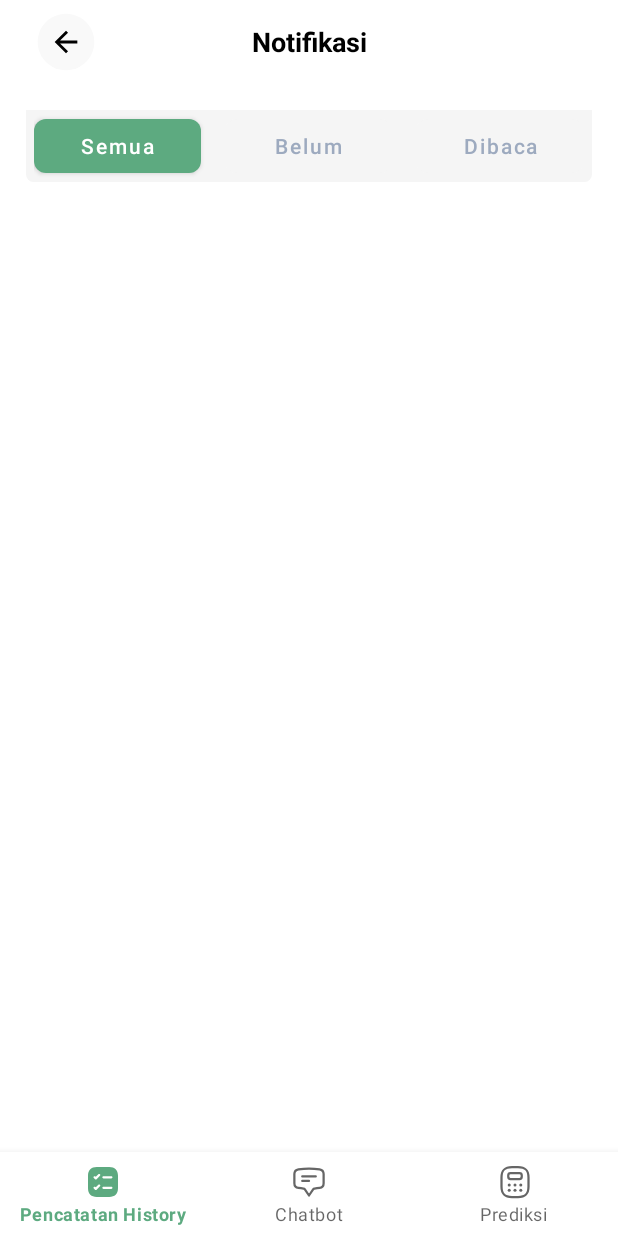
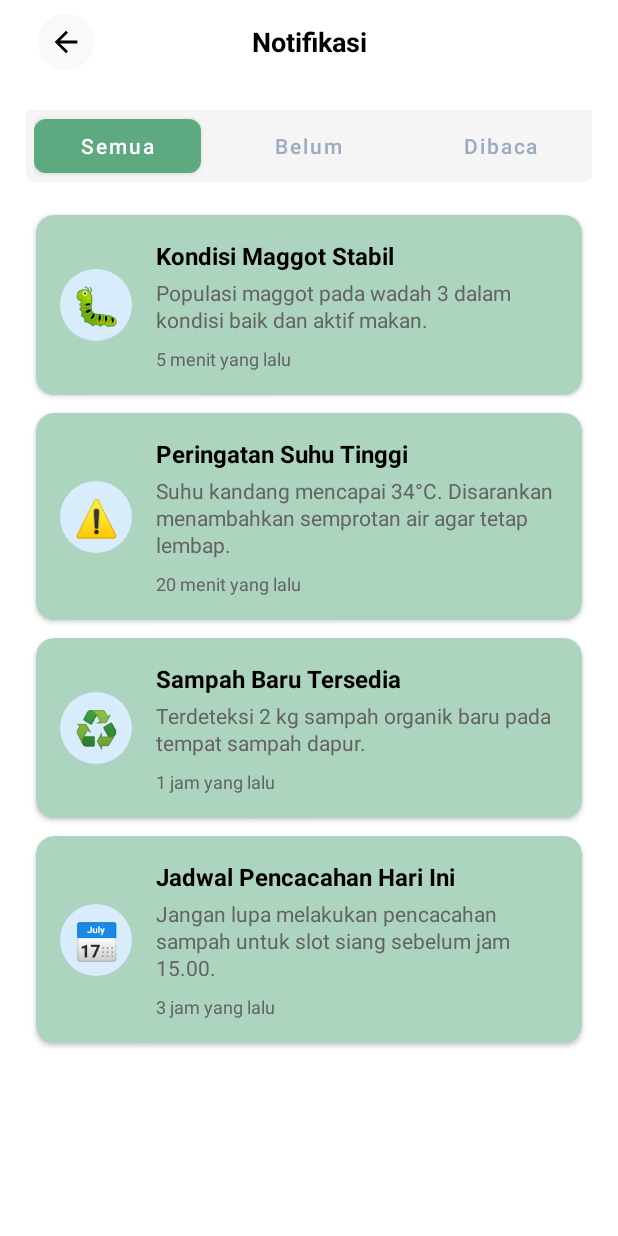
Before and after one commit to Haikalimanf/WeGot, an Android app: the PrediksiFragment screen opened through its navigation route, after a tap on an icon or button, on a phone screen of 412 x 824 dp. Run offline under Robolectric (Android 15) with nearby library versions, the phone set to English and light mode, and no system bars; our stand-ins replace Dagger/Hilt's generated code, navigation-ui; network calls fail; 2 statements that could not run were skipped.

Commit message:
feat: all done finally for demo yeah

```diff
--- a/app/src/main/AndroidManifest.xml
+++ b/app/src/main/AndroidManifest.xml
@@ -39,6 +39,10 @@
             android:exported="false"
             android:theme="@style/Theme.WeGot" />
         <activity
+            android:name=".ui.notifications.NotificationsActivity"
+            android:exported="false"
+            android:theme="@style/Theme.WeGot" />
+        <activity
             android:name=".ui.MainActivity"
             android:exported="true">
             <intent-filter>
--- /dev/null
+++ b/app/src/main/java/com/codelabs/wegot/ui/notifications/NotificationsActivity.kt
@@ -0,0 +1,105 @@
+package com.codelabs.wegot.ui.notifications
+
+import android.content.Intent
+import android.os.Bundle
+import android.view.LayoutInflater
+import android.view.View
+import android.view.ViewGroup
+import android.widget.TextView
+// Import AppCompatActivity sebagai ganti Fragment
+import androidx.appcompat.app.AppCompatActivity
+import androidx.recyclerview.widget.LinearLayoutManager
+import androidx.recyclerview.widget.RecyclerView
+// Impor R dari package aplikasi Anda
+import com.codelabs.wegot.R
+import com.codelabs.wegot.ui.MainActivity
+import com.google.android.material.appbar.MaterialToolbar
+
+class NotificationsActivity : AppCompatActivity() {
+
+    private lateinit var toolbar: MaterialToolbar
+
+    data class NotificationItem(
+        val icon: String,
+        val title: String,
+        val description: String,
+        val time: String
+    )
+
+    override fun onCreate(savedInstanceState: Bundle?) {
+        super.onCreate(savedInstanceState)
+
+        setContentView(R.layout.activity_notifications)
+        val recyclerView = findViewById<RecyclerView>(R.id.recyclerNotifications)
+
+        val dummyData = listOf(
+            NotificationItem(
+                "🐛",
+                "Kondisi Maggot Stabil",
+                "Populasi maggot pada wadah 3 dalam kondisi baik dan aktif makan.",
+                "5 menit yang lalu"
+            ),
+            NotificationItem(
+                "⚠️",
+                "Peringatan Suhu Tinggi",
+                "Suhu kandang mencapai 34°C. Disarankan menambahkan semprotan air agar tetap lembap.",
+                "20 menit yang lalu"
+            ),
+            NotificationItem(
+                "♻️",
+                "Sampah Baru Tersedia",
+                "Terdeteksi 2 kg sampah organik baru pada tempat sampah dapur.",
+                "1 jam yang lalu"
+            ),
+            NotificationItem(
+                "📅",
+                "Jadwal Pencacahan Hari Ini",
+                "Jangan lupa melakukan pencacahan sampah untuk slot siang sebelum jam 15.00.",
+                "3 jam yang lalu"
+            ),
+        )
+
+        val notificationAdapter = NotificationAdapter(dummyData)
+        recyclerView.adapter = notificationAdapter
+
+        recyclerView.layoutManager = LinearLayoutManager(this)
+
+        toolbar = findViewById(R.id.topAppBar)
+        toolbar.setNavigationOnClickListener {
+            val intent = Intent(this, MainActivity::class.java)
+            intent.flags = Intent.FLAG_ACTIVITY_CLEAR_TOP or Intent.FLAG_ACTIVITY_SINGLE_TOP
+            startActivity(intent)
+            finish()
+        }
+    }
+
+
+    inner class NotificationAdapter(private val items: List<NotificationItem>) :
+        RecyclerView.Adapter<NotificationAdapter.NotificationViewHolder>() {
+
+        inner class NotificationViewHolder(itemView: View) : RecyclerView.ViewHolder(itemView) {
+            val icon: TextView = itemView.findViewById(R.id.notificationIcon)
+            val title: TextView = itemView.findViewById(R.id.notificationTitle)
+            val description: TextView = itemView.findViewById(R.id.notificationDescription)
+            val time: TextView = itemView.findViewById(R.id.notificationTime)
+        }
+
+        override fun onCreateViewHolder(parent: ViewGroup, viewType: Int): NotificationViewHolder {
+            val view = LayoutInflater.from(parent.context)
+                .inflate(R.layout.item_notification, parent, false)
+            return NotificationViewHolder(view)
+        }
+
+        override fun onBindViewHolder(holder: NotificationViewHolder, position: Int) {
+            val item = items[position]
+            holder.icon.text = item.icon
+            holder.title.text = item.title
+            holder.description.text = item.description
+            holder.time.text = item.time
+        }
+
+        override fun getItemCount(): Int {
+            return items.size
+        }
+    }
+}
--- a/app/src/main/java/com/codelabs/wegot/ui/notifications/NotificationsFragment.kt
+++ /dev/null
@@ -1,35 +0,0 @@
-package com.codelabs.wegot.ui.notifications
-
-import android.os.Bundle
-import android.view.LayoutInflater
-import android.view.View
-import android.view.ViewGroup
-import android.widget.TextView
-import androidx.fragment.app.Fragment
-import androidx.lifecycle.ViewModelProvider
-import com.codelabs.wegot.databinding.FragmentNotificationsBinding
-
-class NotificationsFragment : Fragment() {
-
-    private var _binding: FragmentNotificationsBinding? = null
-
-    // This property is only valid between onCreateView and
-    // onDestroyView.
-    private val binding get() = _binding!!
-
-    override fun onCreateView(
-        inflater: LayoutInflater,
-        container: ViewGroup?,
-        savedInstanceState: Bundle?
-    ): View {
-
-        _binding = FragmentNotificationsBinding.inflate(inflater, container, false)
-        val root: View = binding.root
-        return root
-    }
-
-    override fun onDestroyView() {
-        super.onDestroyView()
-        _binding = null
-    }
-}
--- a/app/src/main/java/com/codelabs/wegot/ui/notifications/NotificationsViewModel.kt
+++ /dev/null
@@ -1,10 +0,0 @@
-package com.codelabs.wegot.ui.notifications
-
-import androidx.lifecycle.LiveData
-import androidx.lifecycle.MutableLiveData
-import androidx.lifecycle.ViewModel
-
-class NotificationsViewModel : ViewModel() {
-
-
-}
--- a/app/src/main/java/com/codelabs/wegot/ui/prediksi/PrediksiFragment.kt
+++ b/app/src/main/java/com/codelabs/wegot/ui/prediksi/PrediksiFragment.kt
@@ -1,5 +1,6 @@
 package com.codelabs.wegot.ui.prediksi
 
+import android.content.Intent
 import android.os.Bundle
 import android.view.LayoutInflater
 import android.view.View
@@ -11,6 +12,7 @@ import androidx.recyclerview.widget.LinearLayoutManager
 import com.codelabs.wegot.R
 import com.codelabs.wegot.databinding.FragmentPrediksiBinding
 import com.codelabs.wegot.ui.adapter.SiklusAdapter
+import com.codelabs.wegot.ui.notifications.NotificationsActivity
 import dagger.hilt.android.AndroidEntryPoint
 
 @AndroidEntryPoint
@@ -40,7 +42,8 @@ class PrediksiFragment : Fragment() {
         }
 
         binding.imgNotification.setOnClickListener {
-            findNavController().navigate(R.id.navigation_notifications)
+            val intent = Intent(requireContext(), NotificationsActivity::class.java)
+            startActivity(intent)
         }
 
         viewModel.getCarts()
--- a/app/src/main/res/layout/activity_chatbot.xml
+++ b/app/src/main/res/layout/activity_chatbot.xml
@@ -6,6 +6,8 @@
     android:layout_width="match_parent"
     android:layout_height="match_parent"
     android:background="@android:color/white"
+    android:layout_marginEnd="@dimen/dimen_padding_16"
+    android:layout_marginStart="@dimen/dimen_padding_16"
     tools:context=".ui.chatbot.ChatbotActivity">
 
     <com.google.android.material.appbar.MaterialToolbar
--- a/app/src/main/res/layout/fragment_notifications.xml
+++ b/app/src/main/res/layout/activity_notifications.xml
@@ -6,7 +6,7 @@
     android:layout_height="match_parent"
     android:layout_marginStart="@dimen/dimen_margin_16"
     android:layout_marginEnd="@dimen/dimen_margin_16"
-    tools:context=".ui.notifications.NotificationsFragment">
+    tools:context=".ui.notifications.NotificationsActivity">
 
     <com.google.android.material.appbar.MaterialToolbar
         android:id="@+id/topAppBar"
--- a/app/src/main/res/navigation/mobile_navigation.xml
+++ b/app/src/main/res/navigation/mobile_navigation.xml
@@ -27,7 +27,7 @@
         android:id="@+id/navigation_notifications"
         android:name="com.codelabs.wegot.ui.notifications.NotificationsFragment"
         android:label="@string/title_chatbot"
-        tools:layout="@layout/fragment_notifications"
+        tools:layout="@layout/activity_notifications"
     />
 
     <activity
```
